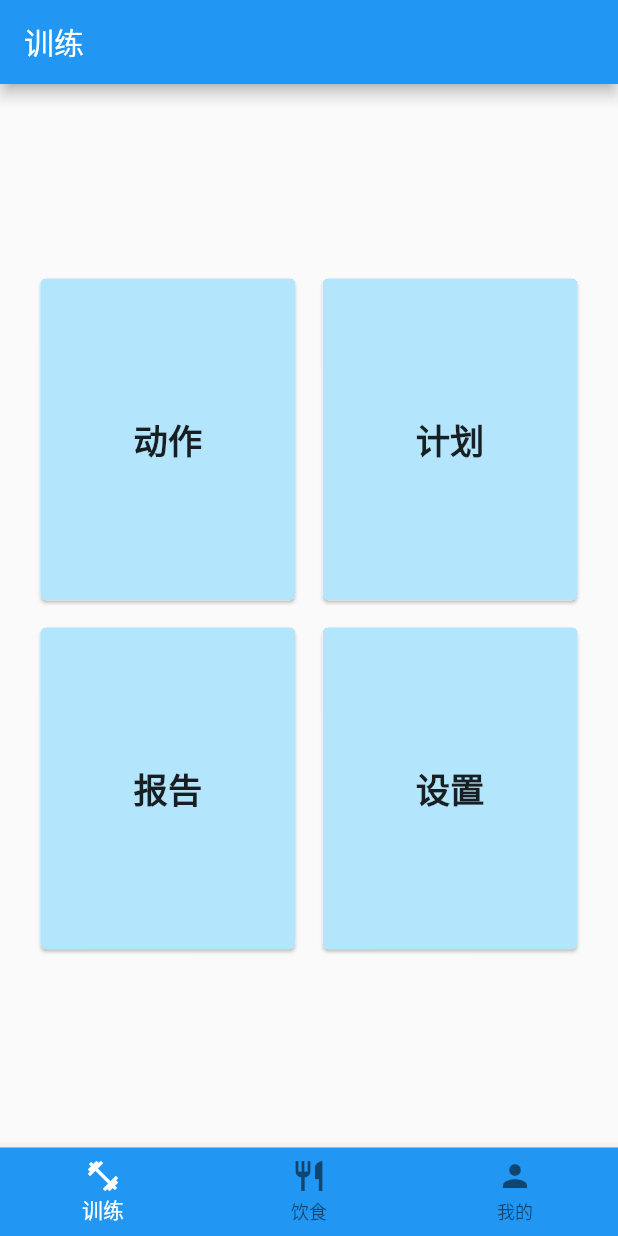
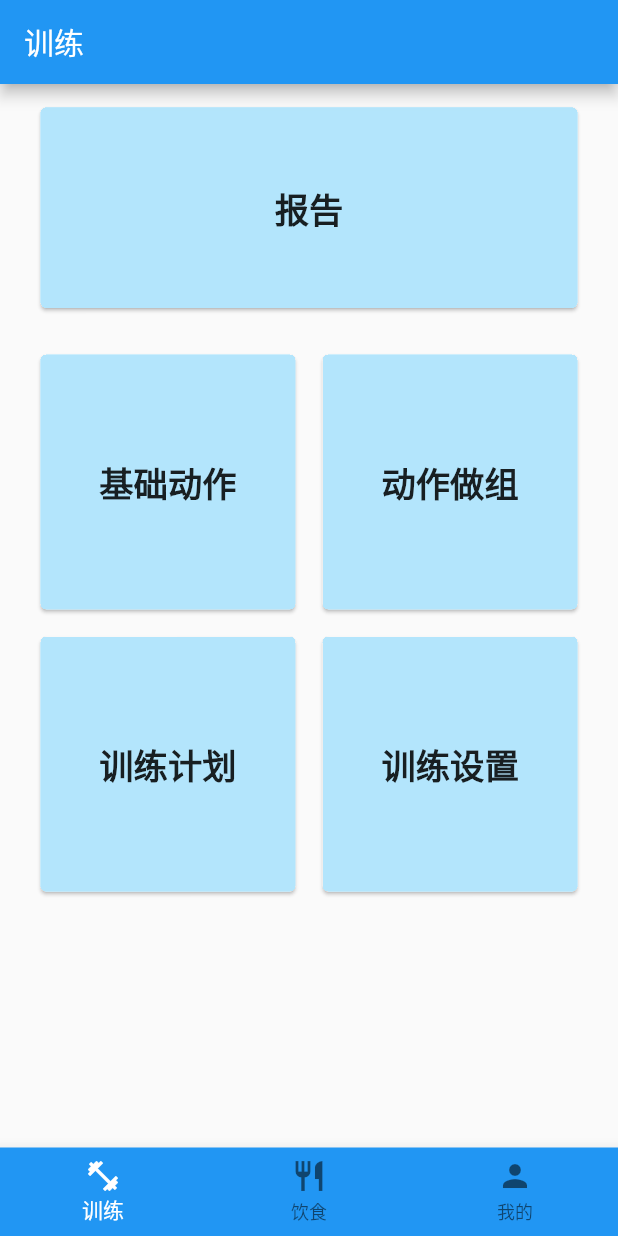
Before and after one commit to Sanotsu/free-fitness, a Flutter app: the screen it shows after launch, on a phone screen of 412 x 824 dp. Run offline on Flutter 3.47's test engine with Material 2 defaults, Android fonts, the light colour scheme and no system bars; our stand-ins replace flutter_screenutil, sqflite; accounts and stored records are empty.

Commit message:
fix:修改'训练'模块文件夹结构和文件命名.

```diff
--- a/lib/layout/home.dart
+++ b/lib/layout/home.dart
@@ -4,7 +4,7 @@ import 'package:flutter/material.dart';
 
 import '../views/dietary/index.dart';
 import '../views/me/index.dart';
-import '../views/workout/index.dart';
+import '../views/training/index.dart';
 
 /// 主页面
 
@@ -19,7 +19,7 @@ class _HomePageState extends State<HomePage> {
   int _selectedIndex = 0;
 
   static const List<Widget> _widgetOptions = <Widget>[
-    Workout(),
+    Training(),
     Dietary(),
     UserCenter()
   ];
--- /dev/null
+++ b/lib/views/training/index.dart
@@ -0,0 +1,103 @@
+// ignore_for_file: avoid_print
+
+import 'package:flutter/material.dart';
+import 'package:flutter_screenutil/flutter_screenutil.dart';
+
+import 'exercise/index.dart';
+import 'plans/index.dart';
+import 'reports/index.dart';
+import 'settings/index.dart';
+import 'workouts/index.dart';
+
+class Training extends StatefulWidget {
+  const Training({super.key});
+
+  @override
+  State<Training> createState() => _TrainingState();
+}
+
+class _TrainingState extends State<Training>
+    with SingleTickerProviderStateMixin {
+  @override
+  void initState() {
+    super.initState();
+  }
+
+  @override
+  Widget build(BuildContext context) {
+    return Scaffold(
+      // 避免搜索时弹出键盘，让底部的minibar位置移动到tab顶部导致溢出的问题
+      resizeToAvoidBottomInset: false,
+      appBar: AppBar(
+        title: const Text("训练"),
+      ),
+      body: _buildBody(),
+    );
+  }
+
+  /// 构建主体内容(是个 GridView)
+  _buildBody() {
+    return Center(
+      child: Column(
+        children: [
+          SizedBox(
+            // 此外，设置了固定宽高之后，也更好定量每个card的尺寸
+            height: 0.20.sh,
+            width: 340.sp,
+            child: Padding(
+              padding: EdgeInsets.all(10.sp),
+              child: _buildCard(const TrainingReports(), "报告"),
+            ),
+          ),
+
+          // 因为 GridView.count 默认会根据其内容进行滚动，所以先设置一个固定高度的容器，将该容器居中
+          Expanded(
+            child: SizedBox(
+              // 此外，设置了固定宽高之后，也更好定量每个card的尺寸
+              height: 340.sp,
+              width: 340.sp,
+              child: GridView.count(
+                crossAxisCount: 2, // 一行2个
+                padding: EdgeInsets.all(10.sp), // 边框10
+                crossAxisSpacing: 10.0,
+                mainAxisSpacing: 10.0,
+                childAspectRatio: 1, // 宽高比（单个card应该是160.sp * 160.sp）
+                children: <Widget>[
+                  _buildCard(const TrainingExercise(), "基础动作"),
+                  _buildCard(const TrainingWorkouts(), "动作做组"),
+                  _buildCard(const TrainingPlans(), "训练计划"),
+                  _buildCard(const TrainingSettings(), "训练设置"),
+                ],
+              ),
+            ),
+          ),
+        ],
+      ),
+    );
+  }
+
+  _buildCard(Widget widget, String title) {
+    return Card(
+      clipBehavior: Clip.hardEdge,
+      child: InkWell(
+        splashColor: Colors.blue.withAlpha(30),
+        onTap: () {
+          Navigator.of(context).push(
+            MaterialPageRoute(
+              builder: (BuildContext ctx) => widget,
+            ),
+          );
+        },
+        child: Container(
+          color: Colors.lightBlue[100],
+          child: Center(
+            child: Text(
+              title,
+              style: TextStyle(fontSize: 20.sp, fontWeight: FontWeight.bold),
+            ),
+          ),
+        ),
+      ),
+    );
+  }
+}
--- a/lib/views/workout/index.dart
+++ /dev/null
@@ -1,87 +0,0 @@
-// ignore_for_file: avoid_print
-
-import 'package:flutter/material.dart';
-import 'package:flutter_screenutil/flutter_screenutil.dart';
-
-import 'discovers/index.dart';
-import 'plans/index.dart';
-import 'reports/index.dart';
-import 'settings/index.dart';
-
-class Workout extends StatefulWidget {
-  const Workout({super.key});
-
-  @override
-  State<Workout> createState() => _WorkoutState();
-}
-
-class _WorkoutState extends State<Workout> with SingleTickerProviderStateMixin {
-  @override
-  void initState() {
-    super.initState();
-  }
-
-  @override
-  Widget build(BuildContext context) {
-    return Scaffold(
-      // 避免搜索时弹出键盘，让底部的minibar位置移动到tab顶部导致溢出的问题
-      resizeToAvoidBottomInset: false,
-      appBar: AppBar(
-        title: const Text("训练"),
-      ),
-      body: _buildBody(),
-    );
-  }
-
-  /// 构建主体内容(是个 GridView)
-  _buildBody() {
-    return Builder(builder: (BuildContext context) {
-      return Center(
-        // 因为 GridView.count 默认会根据其内容进行滚动，所以先设置一个固定高度的容器，将该容器居中
-        child: SizedBox(
-          // 此外，设置了固定宽高之后，也更好定量每个card的尺寸
-          height: 420.sp,
-          width: 340.sp,
-          child: GridView.count(
-            crossAxisCount: 2, // 一行2个
-            padding: EdgeInsets.all(10.sp), // 边框10
-            crossAxisSpacing: 10.0,
-            mainAxisSpacing: 10.0,
-            childAspectRatio: 0.8, // 宽高比（单个card应该是160.sp * 200.sp）
-            children: <Widget>[
-              _buildCard(const WorkoutDiscovers(), "动作"),
-              _buildCard(const WorkoutPlans(), "计划"),
-              _buildCard(const WorkoutReports(), "报告"),
-              _buildCard(const WorkoutSettings(), "设置"),
-            ],
-          ),
-        ),
-      );
-    });
-  }
-
-  _buildCard(Widget widget, String title) {
-    return Card(
-      clipBehavior: Clip.hardEdge,
-      child: InkWell(
-        splashColor: Colors.blue.withAlpha(30),
-        onTap: () {
-          Navigator.of(context).push(
-            MaterialPageRoute(
-              builder: (BuildContext ctx) => widget,
-            ),
-          );
-        },
-        child: Container(
-          color: Colors.lightBlue[100],
-          child: Center(
-            child: Text(
-              title,
-              style: TextStyle(fontSize: 20.sp, fontWeight: FontWeight.bold),
-            ),
-          ),
-        ),
-      ),
-    );
-  }
-}
```
Also changed, not shown: lib/models/training_state.dart (+197 -0 lines), lib/views/training/exercise/index.dart (renamed from lib/views/workout/discovers/index.dart, +5 -5 lines), lib/views/training/plans/index.dart (added, +20 -0 lines), lib/views/training/plans/index_bak.dart (added, +116 -0 lines), lib/views/training/reports/index.dart (added, +20 -0 lines), lib/views/training/settings/index.dart (added, +20 -0 lines), lib/views/training/workouts/index.dart (added, +41 -0 lines), lib/views/training/workouts/modify_workouts_form.dart (added, +15 -0 lines), lib/views/workout/plans/index.dart (deleted, +0 -20 lines), lib/views/workout/reports/index.dart (deleted, +0 -20 lines), lib/views/workout/settings/index.dart (deleted, +0 -20 lines), 1 other file.
